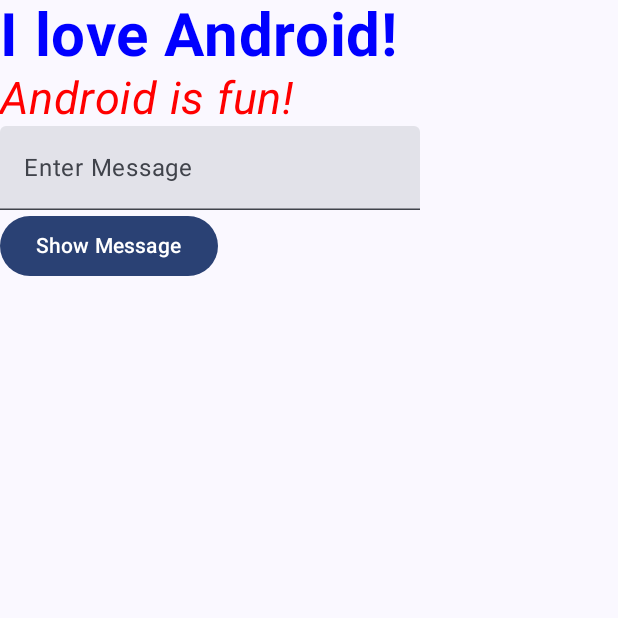
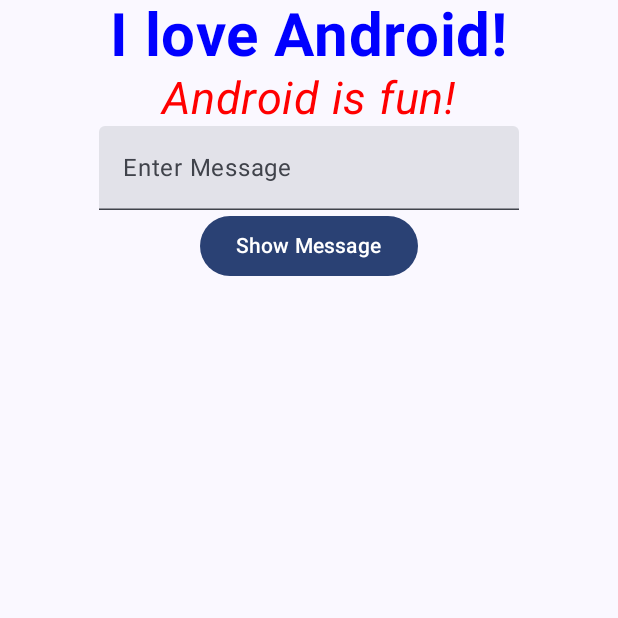
Before and after one commit to AsimRazzaq01/wed_2_5_25, an Android app built with Jetpack Compose: the screen it shows after launch (MainActivity), on a phone screen of 412 x 824 dp, the top half of it. Run offline under Robolectric (Android 15) with nearby library versions, the phone set to English and light mode, and no system bars.

Commit message:
Center the Elements in the Column

```diff
--- a/app/src/main/java/com/example/wed_2_5_25/MainActivity.kt
+++ b/app/src/main/java/com/example/wed_2_5_25/MainActivity.kt
@@ -10,6 +10,7 @@ import androidx.compose.foundation.layout.padding
 import androidx.compose.material3.Scaffold
 import androidx.compose.material3.Text
 import androidx.compose.runtime.Composable
+import androidx.compose.ui.Alignment
 import androidx.compose.ui.Modifier
 import androidx.compose.ui.tooling.preview.Preview
 import com.example.wed_2_5_25.ui.theme.Wed_2_5_25Theme
@@ -24,7 +25,11 @@ class MainActivity : ComponentActivity() {
                 Scaffold(modifier = Modifier.fillMaxSize()) { innerPadding ->
                 //Text(text = "I Love Android !" , modifier=Modifier.padding(innerPadding))
 
-                    MainScreen(Modifier.padding(innerPadding))
+                    //horizontalAlignment = Alignment.CenterHorizontally
+
+                    MainScreen(Modifier.padding(innerPadding).fillMaxSize())
+
+
 
 
 
@@ -35,19 +40,3 @@ class MainActivity : ComponentActivity() {
         }
     }
 }
-
-//@Composable
-//fun Greeting(name: String, modifier:    Modifier = Modifier) {
-//    Text(
-//        text = "Hello $name!",
-//        modifier = modifier
-//    )
-//}
-//
-//@Preview(showBackground = true)
-//@Composable
-//fun GreetingPreview() {
-//    Wed_2_5_25Theme {
-//        Greeting("Android")
-//    }
-//}
--- a/app/src/main/java/com/example/wed_2_5_25/MainScreen.kt
+++ b/app/src/main/java/com/example/wed_2_5_25/MainScreen.kt
@@ -2,6 +2,7 @@ package com.example.wed_2_5_25
 
 import androidx.activity.compose.setContent
 import androidx.compose.foundation.layout.Column
+import androidx.compose.foundation.layout.fillMaxSize
 import androidx.compose.material3.Button
 import androidx.compose.material3.Text
 import androidx.compose.material3.TextField
@@ -10,6 +11,7 @@ import androidx.compose.runtime.getValue
 import androidx.compose.runtime.mutableStateOf
 import androidx.compose.runtime.saveable.rememberSaveable
 import androidx.compose.runtime.setValue
+import androidx.compose.ui.Alignment
 import androidx.compose.ui.Modifier
 import androidx.compose.ui.graphics.Color
 import androidx.compose.ui.text.font.FontStyle
@@ -19,10 +21,11 @@ import androidx.compose.ui.unit.sp
 @Composable
 fun MainScreen(modifier: Modifier) {
 
-    //var text = ""
     var text by rememberSaveable { mutableStateOf("") }
 
-    Column(modifier) {
+
+    Column(modifier = Modifier.fillMaxSize(), horizontalAlignment = Alignment.CenterHorizontally ) {
+
         Text(
             text = "I love Android!",
             fontSize = 40.sp,
@@ -35,7 +38,6 @@ fun MainScreen(modifier: Modifier) {
             color = Color.Red,
             fontStyle = FontStyle.Italic
         )
-
 
         TextField(
             value = text,
```
